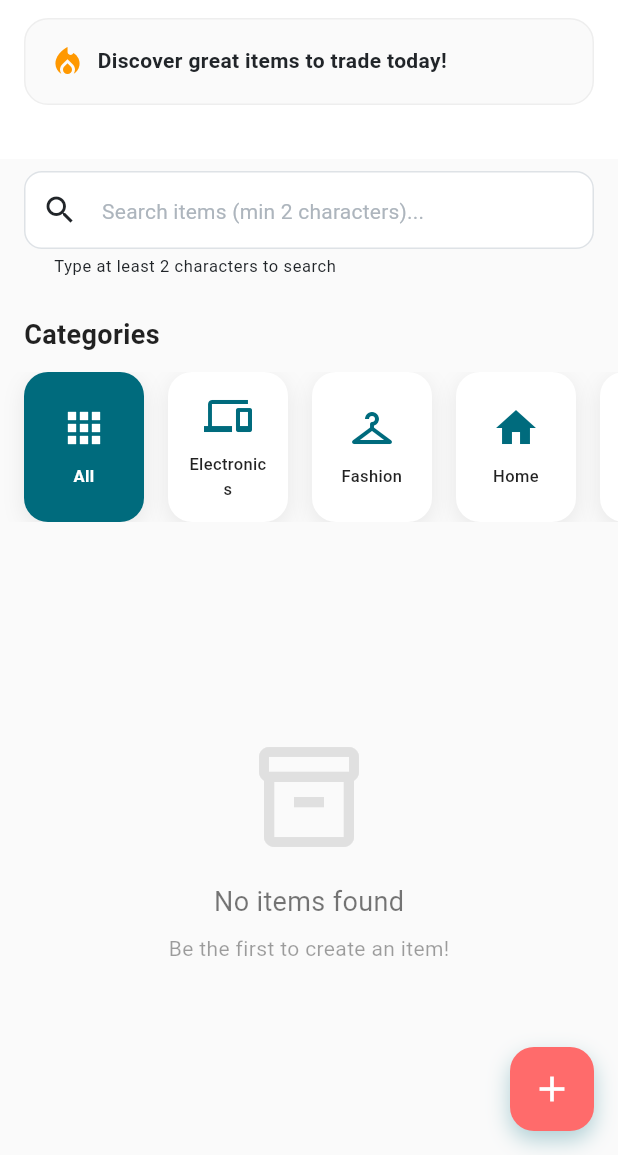
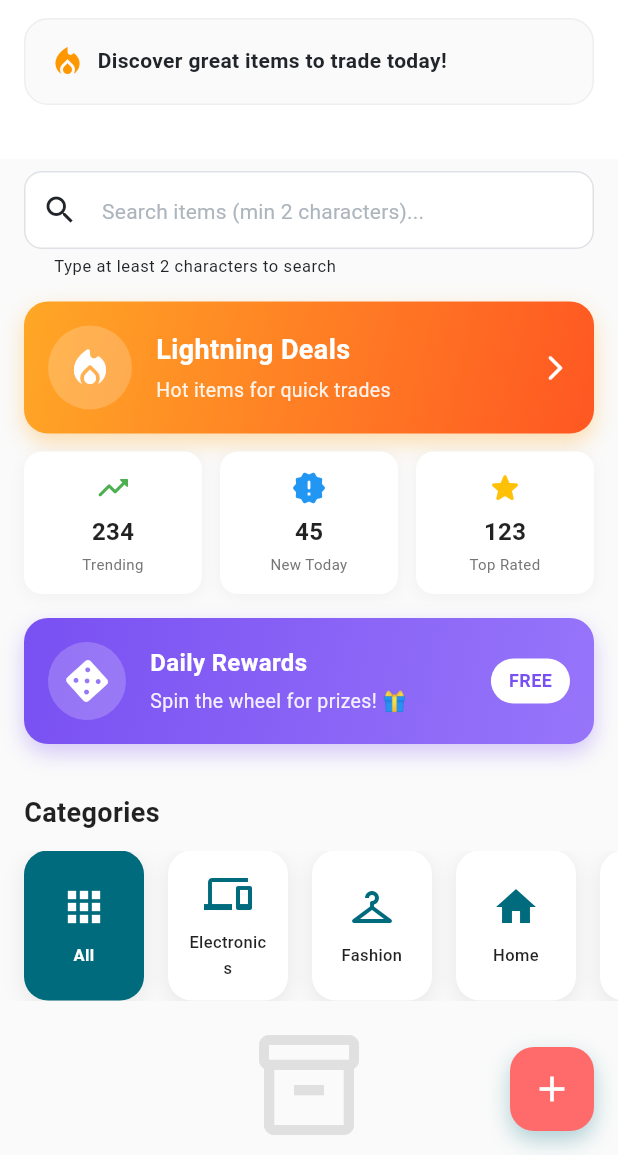
Before and after one commit to qween-code/barter-qween, a Flutter app: the ItemListPage screen opened directly, on a phone screen of 412 x 824 dp, the part 81-1236 px from its top. Run offline on Flutter 3.47's test engine with Material 3 defaults, Android fonts, the phone set to English and light mode, and no system bars; our stand-ins replace cached_network_image, cloud_firestore, dartz, equatable, firebase_auth, firebase_core and 13 more; accounts and stored records are empty; Roboto replaces fonts that are missing (System).

Commit message:
feat: Integrate Hero Section with Lightning Deals & Gamification Teaser
Home Page Enhancements:
• Add Hero Section to ItemListPage with engaging visual banners
• Integrate Lightning Deals banner with orange gradient & fire icon
• Add Gamification Teaser with animated spinning wheel icon
• Display Quick Stats cards (Trending, New Today, Top Rated)
• Implement smooth animations & visual hierarchy

User Experience Improvements:
• Eye-catching calls-to-action for Lightning Deals
• Gamification element to increase engagement
• Quick access to popular/trending content
• Modern card-based design with soft shadows
• Snackbar notifications for coming soon features

Design Implementation:
• Lightning Deals: Orange gradient for urgency
• Daily Rewards: Purple gradient with rotating icon
• Stats cards: Clean white cards with colorful icons
• Proper spacing & padding for visual balance

Based on Temu's successful gamification patterns
and modern e-commerce engagement strategies.

```diff
--- a/lib/presentation/pages/items/item_list_page.dart
+++ b/lib/presentation/pages/items/item_list_page.dart
@@ -13,6 +13,7 @@ import '../../blocs/item/item_bloc.dart';
 import '../../blocs/item/item_event.dart';
 import '../../blocs/item/item_state.dart';
 import '../../widgets/loading/skeleton_loader.dart';
+import '../../widgets/home/hero_section.dart';
 import 'create_item_page.dart';
 import 'item_detail_page.dart';
 
@@ -61,6 +62,7 @@ class _ItemListPageState extends State<ItemListPage> {
         slivers: [
           _buildModernAppBar(context),
           _buildSearchBar(),
+          _buildHeroSection(),
           _buildCategoryFilter(),
           _buildItemsList(),
         ],
@@ -292,6 +294,35 @@ class _ItemListPageState extends State<ItemListPage> {
                   );
                 },
               ),
+            ),
+          ],
+        ),
+      ),
+    );
+  }
+
+  Widget _buildHeroSection() {
+    return SliverToBoxAdapter(
+      child: Padding(
+        padding: const EdgeInsets.only(top: 8, bottom: 8),
+        child: Column(
+          children: [
+            HeroSection(
+              onLightningDealsTap: () {
+                // TODO: Navigate to lightning deals page
+                ScaffoldMessenger.of(context).showSnackBar(
+                  const SnackBar(content: Text('Lightning Deals coming soon! 🔥')),
+                );
+              },
+            ),
+            const SizedBox(height: 8),
+            GamificationTeaser(
+              onTap: () {
+                // TODO: Navigate to daily rewards
+                ScaffoldMessenger.of(context).showSnackBar(
+                  const SnackBar(content: Text('Daily Rewards coming soon! 🎁')),
+                );
+              },
             ),
           ],
         ),
```
